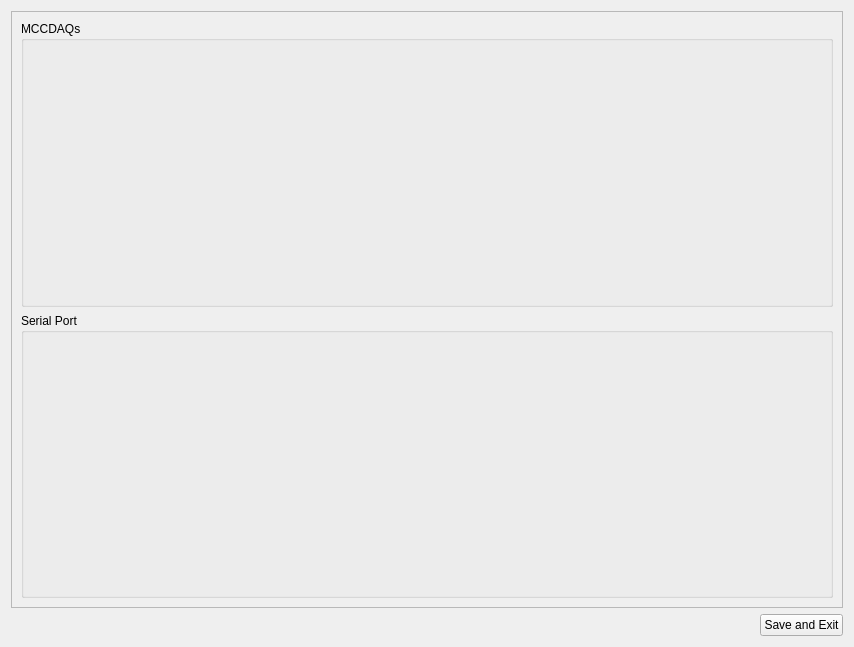
The window that src/L4/ui/daqmanagerfactory.ui (vedangnaik/Carina-mirror) describes before a commit, drawn with Qt 5.
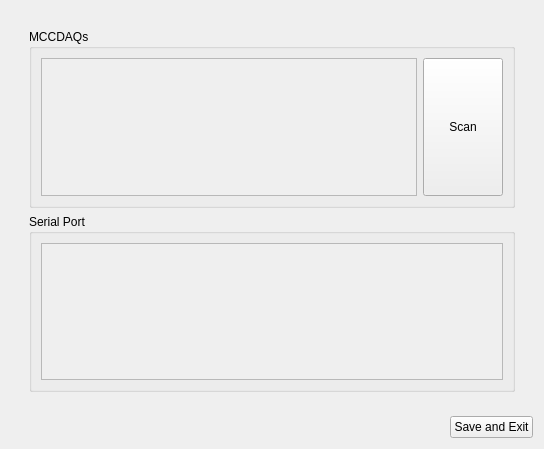
The same window after the commit.

Commit message: Added basic GUI for scanning for DAQ devices

```diff
--- a/src/L4/ui/daqmanagerfactory.ui
+++ b/src/L4/ui/daqmanagerfactory.ui
@@ -6,10 +6,16 @@
    <rect>
     <x>0</x>
     <y>0</y>
-    <width>854</width>
-    <height>647</height>
+    <width>544</width>
+    <height>449</height>
    </rect>
   </property>
+  <property name="sizePolicy">
+   <sizepolicy hsizetype="Preferred" vsizetype="Minimum">
+    <horstretch>0</horstretch>
+    <verstretch>0</verstretch>
+   </sizepolicy>
+  </property>
   <property name="windowTitle">
    <string>Form</string>
   </property>
@@ -25,24 +31,121 @@
         </sizepolicy>
        </property>
        <property name="frameShape">
-        <enum>QFrame::StyledPanel</enum>
+        <enum>QFrame::NoFrame</enum>
        </property>
        <property name="frameShadow">
         <enum>QFrame::Raised</enum>
        </property>
-       <layout class="QVBoxLayout" name="verticalLayout">
+       <layout class="QHBoxLayout" name="horizontalLayout_5">
         <item>
-         <widget class="QGroupBox" name="MCCDAQGroupBox">
-          <property name="title">
-           <string>MCCDAQs</string>
+         <widget class="QScrollArea" name="scrollArea_2">
+          <property name="frameShape">
+           <enum>QFrame::NoFrame</enum>
           </property>
-         </widget>
-        </item>
-        <item>
-         <widget class="QGroupBox" name="SerialPortGroupBox">
-          <property name="title">
-           <string>Serial Port</string>
+          <property name="widgetResizable">
+           <bool>true</bool>
           </property>
+          <widget class="QWidget" name="scrollAreaWidgetContents">
+           <property name="geometry">
+            <rect>
+             <x>0</x>
+             <y>0</y>
+             <width>506</width>
+             <height>378</height>
+            </rect>
+           </property>
+           <layout class="QVBoxLayout" name="verticalLayout">
+            <item>
+             <widget class="QGroupBox" name="MCCDAQGroupBox">
+              <property name="title">
+               <string>MCCDAQs</string>
+              </property>
+              <layout class="QHBoxLayout" name="horizontalLayout_3">
+               <item>
+                <layout class="QHBoxLayout" name="horizontalLayout_2">
+                 <item>
+                  <widget class="QScrollArea" name="scrollArea">
+                   <property name="sizePolicy">
+                    <sizepolicy hsizetype="Expanding" vsizetype="Preferred">
+                     <horstretch>0</horstretch>
+                     <verstretch>0</verstretch>
+                    </sizepolicy>
+                   </property>
+                   <property name="widgetResizable">
+                    <bool>true</bool>
+                   </property>
+                   <widget class="QWidget" name="widget">
+                    <property name="geometry">
+                     <rect>
+                      <x>0</x>
+                      <y>0</y>
+                      <width>374</width>
+                      <height>129</height>
+                     </rect>
+                    </property>
+                    <layout class="QHBoxLayout" name="horizontalLayout_4">
+                     <item>
+                      <layout class="QVBoxLayout" name="MCCDAQDevicesLayout"/>
+                     </item>
+                    </layout>
+                   </widget>
+                  </widget>
+                 </item>
+                 <item>
+                  <widget class="QPushButton" name="MCCDAQScanButton">
+                   <property name="sizePolicy">
+                    <sizepolicy hsizetype="Minimum" vsizetype="Preferred">
+                     <horstretch>0</horstretch>
+                     <verstretch>0</verstretch>
+                    </sizepolicy>
+                   </property>
+                   <property name="focusPolicy">
+                    <enum>Qt::NoFocus</enum>
+                   </property>
+                   <property name="text">
+                    <string>Scan</string>
+                   </property>
+                  </widget>
+                 </item>
+                </layout>
+               </item>
+              </layout>
+             </widget>
+            </item>
+            <item>
+             <widget class="QGroupBox" name="SerialPortGroupBox">
+              <property name="title">
+               <string>Serial Port</string>
+              </property>
+              <layout class="QHBoxLayout" name="horizontalLayout_6">
+               <item>
+                <widget class="QScrollArea" name="scrollArea_3">
+                 <property name="sizePolicy">
+                  <sizepolicy hsizetype="Expanding" vsizetype="Preferred">
+                   <horstretch>0</horstretch>
+                   <verstretch>0</verstretch>
+                  </sizepolicy>
+                 </property>
+                 <property name="widgetResizable">
+                  <bool>true</bool>
+                 </property>
+                 <widget class="QWidget" name="scrollAreaWidgetContents_2">
+                  <property name="geometry">
+                   <rect>
+                    <x>0</x>
+                    <y>0</y>
+                    <width>462</width>
+                    <height>131</height>
+                   </rect>
+                  </property>
+                 </widget>
+                </widget>
+               </item>
+              </layout>
+             </widget>
+            </item>
+           </layout>
+          </widget>
          </widget>
         </item>
        </layout>
```
The commit also changes 5 other files.
